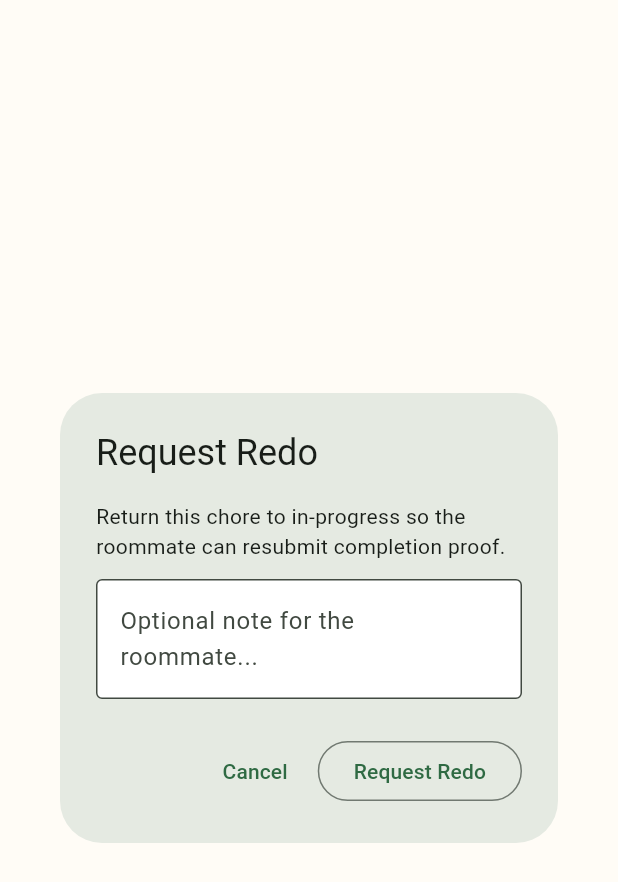
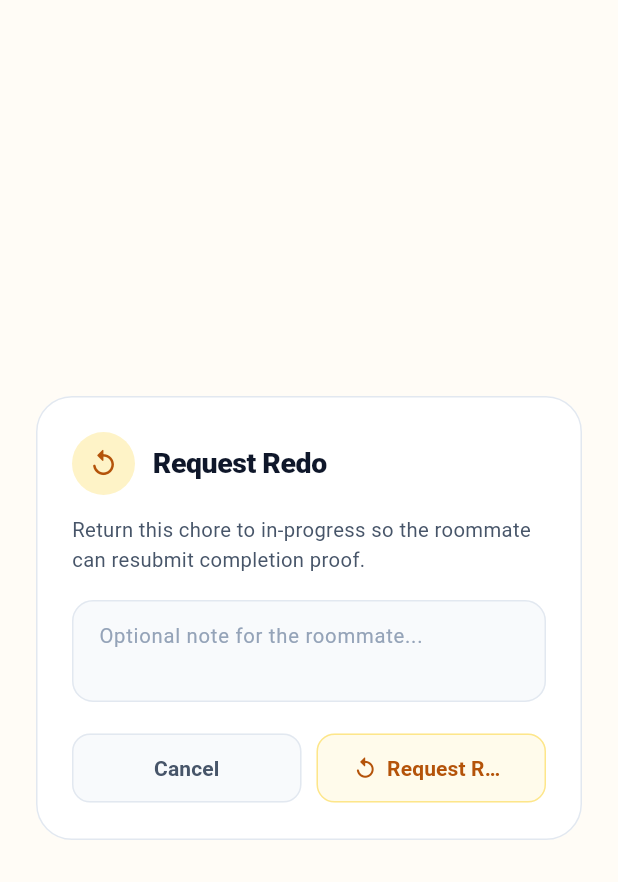
Before and after one commit to XROSS-fenriX/chore-bounty, a Flutter app: the PromptInputDialog widget shown alone on an empty page, opened directly, on a phone screen of 412 x 824 dp. Shown: the top 882 px of the screen. Run offline on Flutter 3.47's test engine with Material 3 defaults, Android fonts, the phone set to English and light mode, and no system bars; our stand-ins replace dio, flutter_secure_storage, image_picker; accounts and stored records are empty; network calls fail.

Commit message:
Redesign Request Redo modal to match app design system

```diff
--- a/chore_bounty_application/lib/screens/bounty_detail_screen.dart
+++ b/chore_bounty_application/lib/screens/bounty_detail_screen.dart
@@ -614,8 +614,16 @@ class _BountyDetailScreenState extends State<BountyDetailScreen> {
             'Return this chore to in-progress so the roommate can resubmit completion proof.',
         hintText: 'Optional note for the roommate...',
         confirmLabel: 'Request Redo',
-        maxLines: 2,
+        minLines: 2,
+        maxLines: 3,
         confirmOutlined: true,
+        icon: Icons.replay_rounded,
+        accentColor: Color(0xFFB45309),
+        accentBackgroundColor: Color(0xFFFEF3C7),
+        confirmBackgroundColor: Color(0xFFFFFBEB),
+        confirmForegroundColor: Color(0xFFB45309),
+        confirmBorderColor: Color(0xFFFDE68A),
+        showConfirmIcon: true,
       ),
     );
 
--- a/chore_bounty_application/lib/widgets/ui.dart
+++ b/chore_bounty_application/lib/widgets/ui.dart
@@ -132,10 +132,18 @@ class PromptInputDialog extends StatefulWidget {
     this.labelText,
     this.hintText,
     this.confirmLabel = 'Save',
+    this.minLines,
     this.maxLines = 1,
     this.autofocus = false,
     this.textCapitalization = TextCapitalization.none,
     this.confirmOutlined = false,
+    this.icon,
+    this.accentColor,
+    this.accentBackgroundColor,
+    this.confirmBackgroundColor,
+    this.confirmForegroundColor,
+    this.confirmBorderColor,
+    this.showConfirmIcon = false,
   });
 
   final String title;
@@ -144,10 +152,18 @@ class PromptInputDialog extends StatefulWidget {
   final String? labelText;
   final String? hintText;
   final String confirmLabel;
+  final int? minLines;
   final int maxLines;
   final bool autofocus;
   final TextCapitalization textCapitalization;
   final bool confirmOutlined;
+  final IconData? icon;
+  final Color? accentColor;
+  final Color? accentBackgroundColor;
+  final Color? confirmBackgroundColor;
+  final Color? confirmForegroundColor;
+  final Color? confirmBorderColor;
+  final bool showConfirmIcon;
 
   @override
   State<PromptInputDialog> createState() => _PromptInputDialogState();
@@ -170,8 +186,56 @@ class _PromptInputDialogState extends State<PromptInputDialog> {
 
   @override
   Widget build(BuildContext context) {
+    final accentColor = widget.accentColor ?? const Color(0xFF1B8354);
+    final accentBg = widget.accentBackgroundColor ?? const Color(0xFFECFDF5);
+    final confirmFg = widget.confirmForegroundColor ??
+        (widget.confirmOutlined ? accentColor : Colors.white);
+    final confirmBg = widget.confirmBackgroundColor ??
+        (widget.confirmOutlined ? accentBg : accentColor);
+    final confirmBorder = widget.confirmBorderColor ??
+        (widget.confirmOutlined
+            ? accentColor.withValues(alpha: 0.3)
+            : Colors.transparent);
+
     return AlertDialog(
-      title: Text(widget.title),
+      backgroundColor: Colors.white,
+      surfaceTintColor: Colors.transparent,
+      elevation: 0,
+      insetPadding: const EdgeInsets.symmetric(horizontal: 24, vertical: 24),
+      shape: RoundedRectangleBorder(
+        borderRadius: BorderRadius.circular(24),
+        side: const BorderSide(color: Color(0xFFE2E8F0)),
+      ),
+      titlePadding: const EdgeInsets.fromLTRB(24, 24, 24, 0),
+      contentPadding: const EdgeInsets.fromLTRB(24, 14, 24, 20),
+      actionsPadding: const EdgeInsets.fromLTRB(24, 0, 24, 24),
+      title: Row(
+        children: [
+          if (widget.icon != null) ...[
+            Container(
+              width: 42,
+              height: 42,
+              decoration: BoxDecoration(
+                color: accentBg,
+                shape: BoxShape.circle,
+              ),
+              child: Icon(widget.icon, color: accentColor, size: 21),
+            ),
+            const SizedBox(width: 12),
+          ],
+          Expanded(
+            child: Text(
+              widget.title,
+              style: const TextStyle(
+                fontSize: 19,
+                fontWeight: FontWeight.w800,
+                color: Color(0xFF0F172A),
+                letterSpacing: -0.3,
+              ),
+            ),
+          ),
+        ],
+      ),
       content: SizedBox(
         width: double.maxFinite,
         child: Column(
@@ -179,38 +243,122 @@ class _PromptInputDialogState extends State<PromptInputDialog> {
           crossAxisAlignment: CrossAxisAlignment.start,
           children: [
             if (widget.subtitle != null) ...[
-              Text(widget.subtitle!),
-              const SizedBox(height: 12),
+              Text(
+                widget.subtitle!,
+                style: const TextStyle(
+                  fontSize: 13.5,
+                  height: 1.45,
+                  color: Color(0xFF475569),
+                ),
+              ),
+              const SizedBox(height: 16),
             ],
             TextField(
               controller: _controller,
               autofocus: widget.autofocus,
+              minLines: widget.minLines,
               maxLines: widget.maxLines,
               textCapitalization: widget.textCapitalization,
+              style: const TextStyle(
+                fontSize: 14,
+                height: 1.45,
+                color: Color(0xFF0F172A),
+              ),
               decoration: InputDecoration(
                 labelText: widget.labelText,
+                labelStyle: const TextStyle(
+                  fontSize: 13.5,
+                  fontWeight: FontWeight.w600,
+                  color: Color(0xFF64748B),
+                ),
                 hintText: widget.hintText,
-                border: const OutlineInputBorder(),
+                hintStyle: const TextStyle(
+                  fontSize: 13.5,
+                  color: Color(0xFF94A3B8),
+                ),
+                filled: true,
+                fillColor: const Color(0xFFF8FAFC),
+                contentPadding: const EdgeInsets.symmetric(
+                  horizontal: 14,
+                  vertical: 14,
+                ),
+                border: OutlineInputBorder(
+                  borderRadius: BorderRadius.circular(14),
+                  borderSide: const BorderSide(color: Color(0xFFE2E8F0)),
+                ),
+                enabledBorder: OutlineInputBorder(
+                  borderRadius: BorderRadius.circular(14),
+                  borderSide: const BorderSide(color: Color(0xFFE2E8F0)),
+                ),
+                focusedBorder: OutlineInputBorder(
+                  borderRadius: BorderRadius.circular(14),
+                  borderSide: BorderSide(color: accentColor, width: 1.5),
+                ),
               ),
             ),
           ],
         ),
       ),
       actions: [
-        TextButton(
-          onPressed: () => Navigator.pop(context),
-          child: const Text('Cancel'),
+        Row(
+          children: [
+            Expanded(
+              child: OutlinedButton(
+                onPressed: () => Navigator.pop(context),
+                style: OutlinedButton.styleFrom(
+                  foregroundColor: const Color(0xFF475569),
+                  backgroundColor: const Color(0xFFF8FAFC),
+                  side: const BorderSide(color: Color(0xFFE2E8F0)),
+                  elevation: 0,
+                  minimumSize: const Size(0, 46),
+                  shape: RoundedRectangleBorder(
+                    borderRadius: BorderRadius.circular(12),
+                  ),
+                ),
+                child: const Text(
+                  'Cancel',
+                  style: TextStyle(fontSize: 14, fontWeight: FontWeight.w600),
+                ),
+              ),
+            ),
+            const SizedBox(width: 10),
+            Expanded(
+              child: FilledButton(
+                onPressed: () => Navigator.pop(context, _controller.text),
+                style: FilledButton.styleFrom(
+                  backgroundColor: confirmBg,
+                  foregroundColor: confirmFg,
+                  elevation: 0,
+                  minimumSize: const Size(0, 46),
+                  shape: RoundedRectangleBorder(
+                    borderRadius: BorderRadius.circular(12),
+                    side: BorderSide(color: confirmBorder),
+                  ),
+                ),
+                child: Row(
+                  mainAxisAlignment: MainAxisAlignment.center,
+                  mainAxisSize: MainAxisSize.min,
+                  children: [
+                    if (widget.showConfirmIcon && widget.icon != null) ...[
+                      Icon(widget.icon, size: 17),
+                      const SizedBox(width: 6),
+                    ],
+                    Flexible(
+                      child: Text(
+                        widget.confirmLabel,
+                        overflow: TextOverflow.ellipsis,
+                        style: const TextStyle(
+                          fontSize: 14,
+                          fontWeight: FontWeight.w700,
+                        ),
+                      ),
+                    ),
+                  ],
+                ),
+              ),
+            ),
+          ],
         ),
-        if (widget.confirmOutlined)
-          OutlinedButton(
-            onPressed: () => Navigator.pop(context, _controller.text),
-            child: Text(widget.confirmLabel),
-          )
-        else
-          FilledButton(
-            onPressed: () => Navigator.pop(context, _controller.text),
-            child: Text(widget.confirmLabel),
-          ),
       ],
     );
   }
```
Also changed, not shown: 1 other file.
